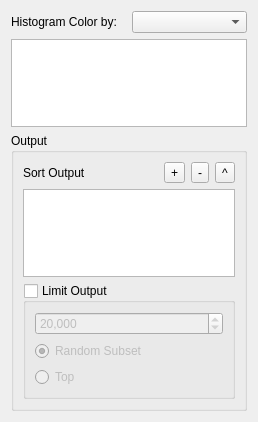
First picture: the form in ui/DatasetPanel.ui, repository nstander/DatView, before the edit.
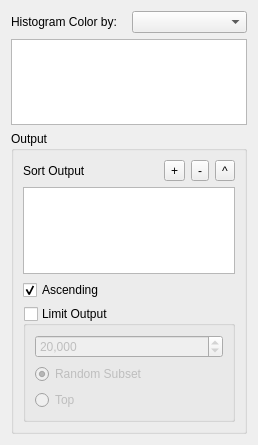
Second picture: the form after the edit.

Commit message: Added a sort descending option. Note this is not available field by field because numpy doesn't have convenient functions for it, so it only determines whether the final output is flipped or not.

Diff of the .ui file:
```diff
--- a/ui/DatasetPanel.ui
+++ b/ui/DatasetPanel.ui
@@ -7,7 +7,7 @@
     <x>0</x>
     <y>0</y>
     <width>258</width>
-    <height>422</height>
+    <height>445</height>
    </rect>
   </property>
   <property name="windowTitle">
@@ -109,6 +109,16 @@
       <item>
        <widget class="QListWidget" name="sortByListWidget"/>
       </item>
+      <item>
+       <widget class="QCheckBox" name="sortAscendingCheckBox">
+        <property name="text">
+         <string>Ascending</string>
+        </property>
+        <property name="checked">
+         <bool>true</bool>
+        </property>
+       </widget>
+      </item>
       <item>
        <widget class="QGroupBox" name="limitCheckBox">
         <property name="title">
```
The commit also changes 4 other files.
